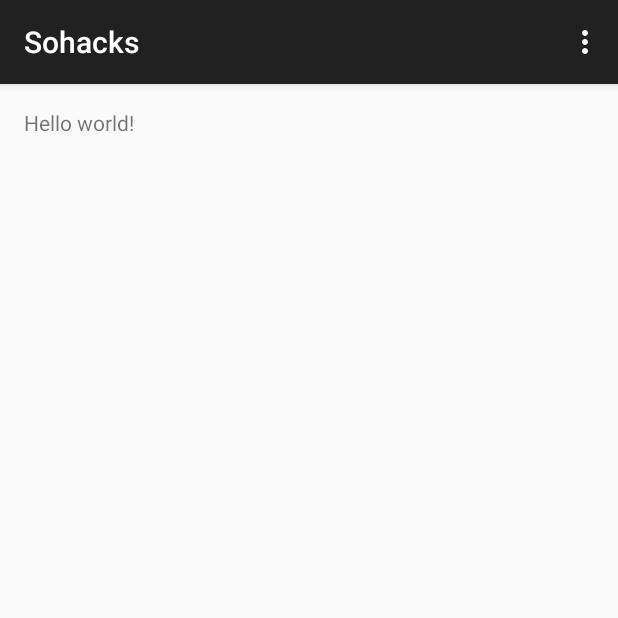
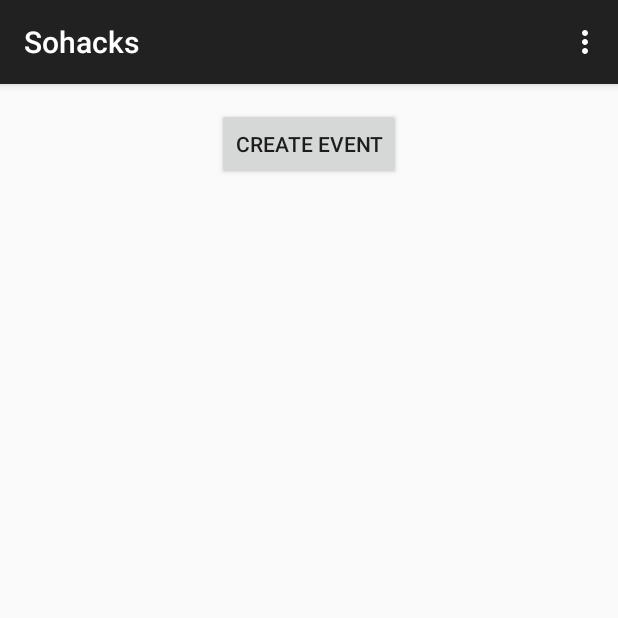
Before and after one commit to pescadl/sohacks-2015, an Android app: the screen it shows after launch (MainActivity), on a phone screen of 412 x 824 dp, the top half of it. Run offline under Robolectric (Android 15) with nearby library versions, the phone set to English and light mode, and no system bars.

```diff
--- /dev/null
+++ b/app/src/main/java/me/pescadl/sohacks/EventOpenHelper.java
@@ -0,0 +1,32 @@
+package me.pescadl.sohacks;
+
+import android.content.Context;
+import android.database.sqlite.SQLiteDatabase;
+import android.database.sqlite.SQLiteOpenHelper;
+
+/**
+ * Created by Chufan on 8/7/2015.
+ */
+public class EventOpenHelper extends SQLiteOpenHelper {
+    private static final int DATABASE_VERSION = 2;
+    private static final String TABLE_NAME = "events";
+    private static final String TABLE_CREATE = "CREATE TABLE " + TABLE_NAME +
+            "(name TEXT, " +
+            "startTime TEXT, " +
+            "endTime TEXT, " +
+            "location TEXT, " +
+            "description TEXT);";
+    EventOpenHelper(Context context){
+        super(context, TABLE_NAME, null, DATABASE_VERSION);
+    }
+
+    @Override
+    public void onCreate(SQLiteDatabase db){
+        db.execSQL(TABLE_CREATE);
+    }
+
+    @Override
+    public void onUpgrade(SQLiteDatabase db, int oldVersion, int newVersion){
+        // nop
+    }
+}
--- a/app/src/main/java/me/pescadl/sohacks/MainActivity.java
+++ b/app/src/main/java/me/pescadl/sohacks/MainActivity.java
@@ -1,9 +1,17 @@
 package me.pescadl.sohacks;
 
+import android.app.ActionBar;
+import android.content.Intent;
+import android.database.Cursor;
+import android.database.sqlite.SQLiteDatabase;
 import android.support.v7.app.AppCompatActivity;
 import android.os.Bundle;
 import android.view.Menu;
 import android.view.MenuItem;
+import android.view.View;
+import android.widget.TableLayout;
+import android.widget.TableRow;
+import android.widget.TextView;
 
 public class MainActivity extends AppCompatActivity {
 
@@ -11,6 +19,46 @@ public class MainActivity extends AppCompatActivity {
     protected void onCreate(Bundle savedInstanceState) {
         super.onCreate(savedInstanceState);
         setContentView(R.layout.activity_main);
+    }
+
+    @Override
+    public void onResume(){
+        super.onResume();
+
+        EventOpenHelper evHelper = new EventOpenHelper(getBaseContext());
+        SQLiteDatabase db = evHelper.getReadableDatabase();
+        String[] projection = {
+                "name",
+                "startTime",
+                "endTime",
+                "location",
+                "description"
+        };
+        String sortOrder = "name DESC";
+        Cursor c = db.query("events", projection, null, null, null, null, sortOrder);
+        c.moveToFirst();
+        TableLayout tab = (TableLayout) findViewById(R.id.eventTable);
+        tab.removeAllViews();
+        while(!c.isAfterLast()) {
+            TableRow tr = new TableRow(this);
+            TextView name = new TextView(this);
+            name.setText(c.getString(c.getColumnIndexOrThrow("name")));
+            TextView startTime = new TextView(this);
+            startTime.setText(c.getString(c.getColumnIndexOrThrow("startTime")));
+            TextView endTime = new TextView(this);
+            endTime.setText(c.getString(c.getColumnIndexOrThrow("endTime")));
+            TextView location = new TextView(this);
+            location.setText(c.getString(c.getColumnIndexOrThrow("location")));
+            TextView description = new TextView(this);
+            description.setText(c.getString(c.getColumnIndexOrThrow("description")));
+            tr.addView(name);
+            tr.addView(startTime);
+            tr.addView(endTime);
+            tr.addView(location);
+            tr.addView(description);
+            tab.addView(tr, new TableLayout.LayoutParams(TableRow.LayoutParams.WRAP_CONTENT, TableRow.LayoutParams.WRAP_CONTENT));
+            c.moveToNext();
+        }
     }
 
     @Override
@@ -34,4 +82,9 @@ public class MainActivity extends AppCompatActivity {
 
         return super.onOptionsItemSelected(item);
     }
+
+    public void createEvent(View v) {
+        Intent intent = new Intent(this, CreateEventActivity.class);
+        startActivity(intent);
+    }
 }
--- a/app/src/main/res/layout/activity_main.xml
+++ b/app/src/main/res/layout/activity_main.xml
@@ -5,7 +5,20 @@
     android:paddingTop="@dimen/activity_vertical_margin"
     android:paddingBottom="@dimen/activity_vertical_margin" tools:context=".MainActivity">
 
-    <TextView android:text="@string/hello_world" android:layout_width="wrap_content"
-        android:layout_height="wrap_content" />
+    <Button
+        android:layout_width="wrap_content"
+        android:layout_height="wrap_content"
+        android:text="Create Event"
+        android:id="@+id/button"
+        android:layout_alignParentTop="true"
+        android:layout_centerHorizontal="true"
+        android:onClick="createEvent" />
 
+    <TableLayout
+        android:layout_width="match_parent"
+        android:layout_height="match_parent"
+        android:layout_below="@+id/button"
+        android:layout_centerHorizontal="true"
+        android:id="@+id/eventTable">
+    </TableLayout>
 </RelativeLayout>
--- /dev/null
+++ b/app/src/main/res/menu/menu_create_event.xml
@@ -0,0 +1,6 @@
+<menu xmlns:android="http://schemas.android.com/apk/res/android"
+    xmlns:app="http://schemas.android.com/apk/res-auto"
+    xmlns:tools="http://schemas.android.com/tools" tools:context="me.pescadl.sohacks.CreateEventActivity">
+    <item android:id="@+id/action_settings" android:title="@string/action_settings"
+        android:orderInCategory="100" app:showAsAction="never" />
+</menu>
--- /dev/null
+++ b/app/src/main/res/menu/menu_spinning_thing.xml
@@ -0,0 +1,6 @@
+<menu xmlns:android="http://schemas.android.com/apk/res/android"
+    xmlns:app="http://schemas.android.com/apk/res-auto"
+    xmlns:tools="http://schemas.android.com/tools" tools:context="me.pescadl.sohacks.SpinningThing">
+    <item android:id="@+id/action_settings" android:title="@string/action_settings"
+        android:orderInCategory="100" app:showAsAction="never" />
+</menu>
--- a/app/src/main/res/values/strings.xml
+++ b/app/src/main/res/values/strings.xml
@@ -3,4 +3,9 @@
 
     <string name="hello_world">Hello world!</string>
     <string name="action_settings">Settings</string>
+    <string name="title_activity_create_event">Create Event</string>
+
+<!-- TODO: Remove or change this placeholder text -->
+    <string name="hello_blank_fragment">Hello blank fragment</string>
+    <string name="title_activity_spinning_thing">SpinningThing</string>
 </resources>
```
Also changed, not shown: app/src/main/AndroidManifest.xml (+8 -0 lines), app/src/main/java/me/pescadl/sohacks/CreateEventActivity.java (added, +103 -0 lines), app/src/main/java/me/pescadl/sohacks/EndDatePickerFragment.java (added, +39 -0 lines), app/src/main/java/me/pescadl/sohacks/EndTimePickerFragment.java (added, +34 -0 lines), app/src/main/java/me/pescadl/sohacks/SpinningThing.java (added, +37 -0 lines), app/src/main/java/me/pescadl/sohacks/StartDatePickerFragment.java (added, +39 -0 lines), app/src/main/java/me/pescadl/sohacks/StartTimePickerFragment.java (added, +34 -0 lines), app/src/main/res/layout/activity_create_event.xml (added, +103 -0 lines), app/src/main/res/layout/activity_spinning_thing.xml (added, +19 -0 lines), 2 other files.
